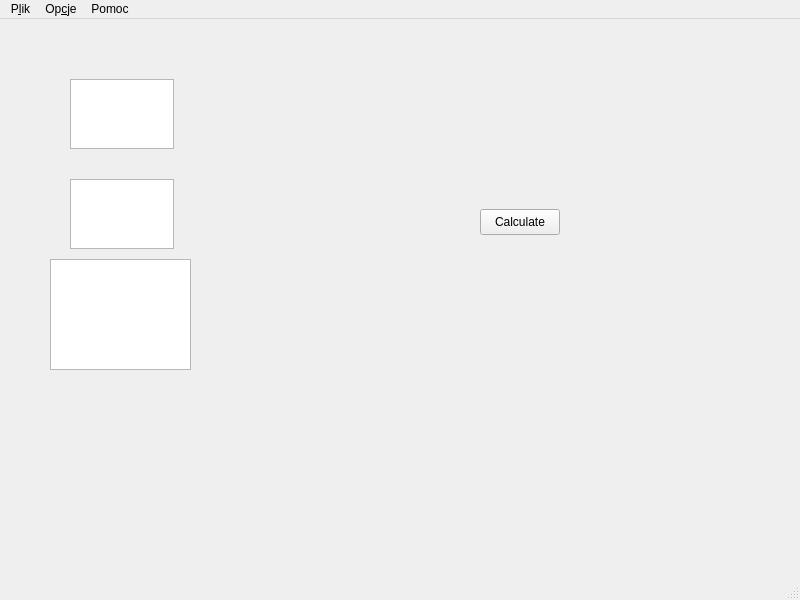
Before: the Qt Designer form src/mainwindow.ui in pawliczka/optymalizacja, drawn with Qt 5.
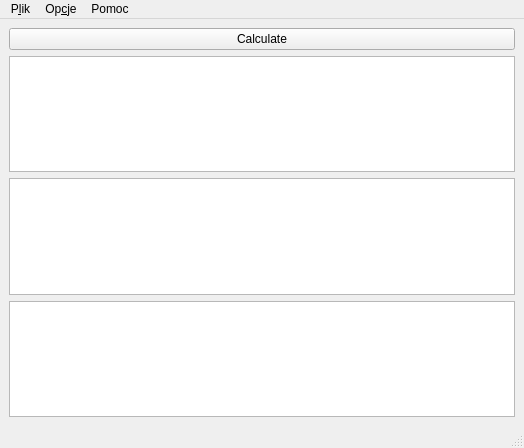
After: the same form once the commit is applied. Icons and pictures are not drawn.

```diff
--- a/src/mainwindow.ui
+++ b/src/mainwindow.ui
@@ -6,64 +6,46 @@
    <rect>
     <x>0</x>
     <y>0</y>
-    <width>800</width>
-    <height>600</height>
+    <width>524</width>
+    <height>448</height>
    </rect>
   </property>
   <property name="windowTitle">
    <string>MainWindow</string>
   </property>
   <widget class="QWidget" name="centralwidget">
+   <layout class="QGridLayout" name="gridLayout">
+    <item row="0" column="0">
    <widget class="QPushButton" name="btn_calc">
-    <property name="geometry">
-     <rect>
-      <x>480</x>
-      <y>190</y>
-      <width>80</width>
-      <height>26</height>
-     </rect>
-    </property>
     <property name="text">
      <string>Calculate</string>
     </property>
    </widget>
+    </item>
+    <item row="1" column="0">
    <widget class="QPlainTextEdit" name="text_objFun">
-    <property name="geometry">
-     <rect>
-      <x>70</x>
-      <y>60</y>
-      <width>104</width>
-      <height>70</height>
-     </rect>
-    </property>
-   </widget>
-   <widget class="QPlainTextEdit" name="text_conFun">
-    <property name="geometry">
-     <rect>
-      <x>70</x>
-      <y>160</y>
-      <width>104</width>
-      <height>70</height>
-     </rect>
-    </property>
-   </widget>
-   <widget class="QTextBrowser" name="disp_logger">
-    <property name="geometry">
-     <rect>
-      <x>50</x>
-      <y>240</y>
-      <width>141</width>
-      <height>111</height>
-     </rect>
-    </property>
-   </widget>
+      <property name="enabled">
+       <bool>true</bool>
+      </property>
+      <property name="backgroundVisible">
+       <bool>false</bool>
+      </property>
+     </widget>
+    </item>
+    <item row="2" column="0">
+     <widget class="QPlainTextEdit" name="text_conFun"/>
+    </item>
+    <item row="3" column="0">
+     <widget class="QTextBrowser" name="disp_logger"/>
+    </item>
+   </layout>
   </widget>
   <widget class="QMenuBar" name="menubar">
    <property name="geometry">
     <rect>
      <x>0</x>
      <y>0</y>
-     <width>800</width>
+     <width>524</width>
      <height>23</height>
     </rect>
    </property>
```
Lines whose indentation alone changed are shown as unchanged.
